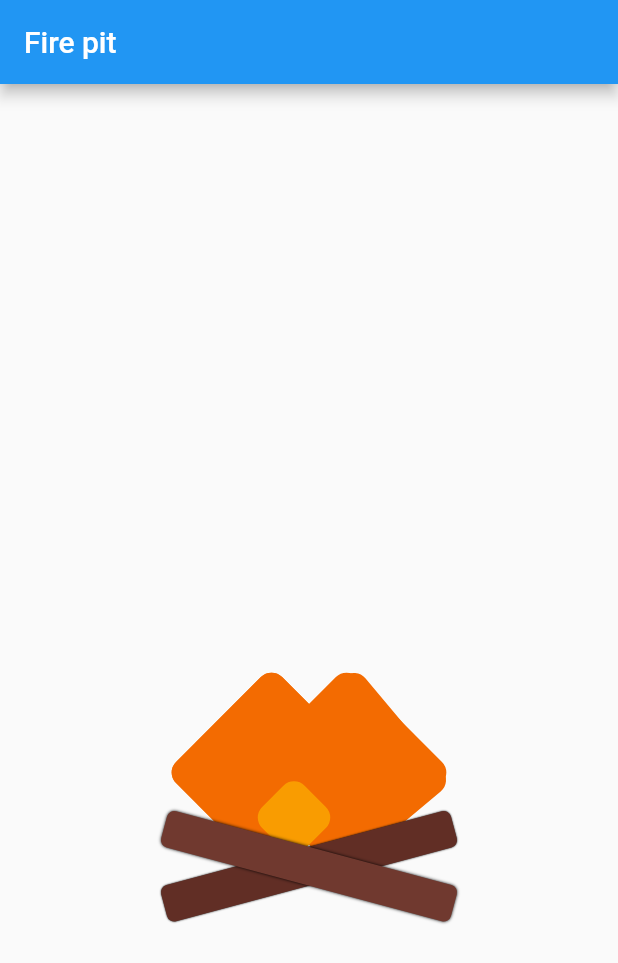
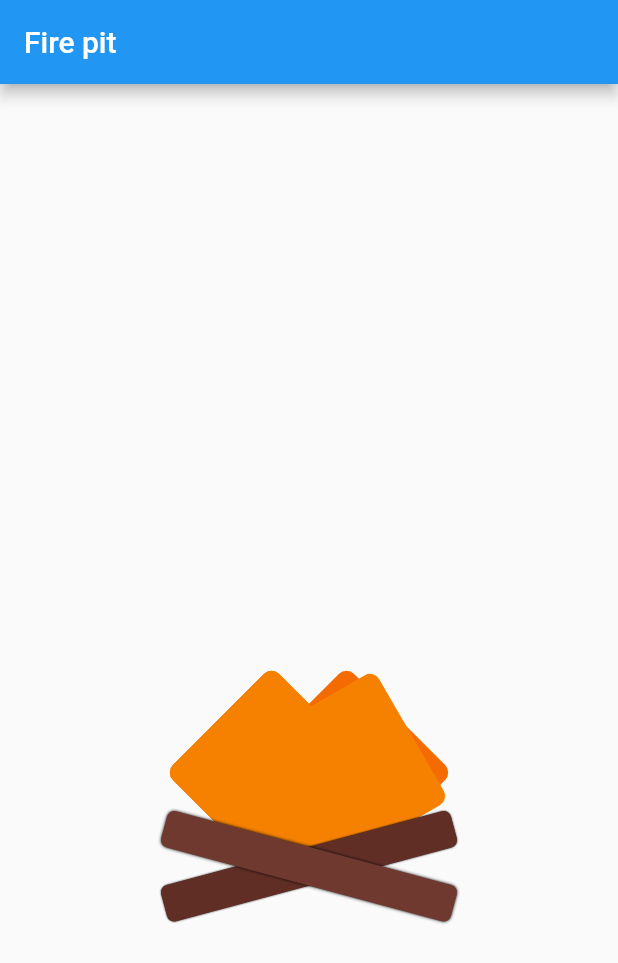
Before and after one commit to programadorthi/flutter_fire_pit, a Flutter app: the first screen one second after launch, on a phone screen of 412 x 824 dp. Shown: the top 963 px of the screen. Run offline on Flutter 3.47's test engine with Material 2 defaults, Android fonts, the phone set to English and light mode, and no system bars.

Commit message:
animations in progress

```diff
--- a/lib/main.dart
+++ b/lib/main.dart
@@ -23,30 +23,33 @@ class MyHomePage extends StatefulWidget {
 }
 
 class _MyHomePageState extends State<MyHomePage> with TickerProviderStateMixin {
+  static const int milliseconds = 300;
+
   AnimationController _growUpFlameController;
   AnimationController _leftDismissFlameController;
   AnimationController _rightDismissFlameController;
   AnimationController _leftBackFlameController;
   AnimationController _rightBackFlameController;
 
-  Animation<Color> _colorTween;
+  Animation<Color> _growUpColorTween;
+  Animation<Color> _backColorTween;
 
   @override
   void initState() {
     super.initState();
 
     _leftDismissFlameController = new AnimationController(
-      duration: new Duration(milliseconds: 500),
+      duration: new Duration(milliseconds: milliseconds),
       vsync: this,
     );
 
     _rightDismissFlameController = new AnimationController(
-      duration: new Duration(milliseconds: 500),
+      duration: new Duration(milliseconds: milliseconds),
       vsync: this,
     );
 
     _leftBackFlameController = new AnimationController(
-      duration: new Duration(milliseconds: 500),
+      duration: new Duration(milliseconds: milliseconds),
       vsync: this,
     )..addStatusListener((status) {
         if (status == AnimationStatus.completed) {
@@ -57,7 +60,7 @@ class _MyHomePageState extends State<MyHomePage> with TickerProviderStateMixin {
       });
 
     _rightBackFlameController = new AnimationController(
-      duration: new Duration(milliseconds: 500),
+      duration: new Duration(milliseconds: milliseconds),
       vsync: this,
     )..addStatusListener((status) {
         if (status == AnimationStatus.completed) {
@@ -68,7 +71,7 @@ class _MyHomePageState extends State<MyHomePage> with TickerProviderStateMixin {
       });
 
     _growUpFlameController = new AnimationController(
-      duration: new Duration(milliseconds: 500),
+      duration: new Duration(milliseconds: milliseconds),
       vsync: this,
     )..addStatusListener((status) {
       if (status == AnimationStatus.completed) {
@@ -80,9 +83,14 @@ class _MyHomePageState extends State<MyHomePage> with TickerProviderStateMixin {
       }
     });
 
-    _colorTween = ColorTween(
+    _growUpColorTween = ColorTween(
       begin: new Color(0xFFFDBB01),
       end: new Color(0xFFF78801),
+    ).animate(_growUpFlameController);
+
+    _backColorTween = ColorTween(
+      begin: new Color(0xFFF68101),
+      end: new Color(0xFFF36B01),
     ).animate(_growUpFlameController);
 
     _growUpFlameController.forward();
@@ -126,20 +134,22 @@ class _MyHomePageState extends State<MyHomePage> with TickerProviderStateMixin {
                   ),
                   new BackFlameWidget(
                     animation: _leftBackFlameController,
+                    colorAnimation: _backColorTween,
                     isLeft: true,
                   ),
                   new BackFlameWidget(
                     animation: _rightBackFlameController,
+                    colorAnimation: _backColorTween,
                     isLeft: false,
                   ),
                   new GrowUpFlameWidget(
                     animation: _growUpFlameController,
-                    colorAnimation: _colorTween,
+                    colorAnimation: _growUpColorTween,
                     isLeft: true,
                   ),
                   new GrowUpFlameWidget(
                     animation: _growUpFlameController,
-                    colorAnimation: _colorTween,
+                    colorAnimation: _growUpColorTween,
                     isLeft: false,
                   ),
                 ],
@@ -198,8 +208,9 @@ class BackFlameWidget extends StatelessWidget {
   final double rotateZ;
   final double translateX;
   final Animation<double> animation;
+  final Animation<Color> colorAnimation;
 
-  BackFlameWidget({bool isLeft = false, this.animation})
+  BackFlameWidget({bool isLeft = false, this.animation, this.colorAnimation})
       : rotateZ = isLeft ? -math.pi : math.pi,
         translateX = isLeft ? -25.0 : 25.0;
 
@@ -209,7 +220,7 @@ class BackFlameWidget extends StatelessWidget {
       animation: animation,
       builder: (BuildContext context, Widget widget) {
         return new FlameWidget(
-          color: new Color(0xFFF36B01),
+          color: this.colorAnimation.value,
           rotateZ: this.rotateZ / (4.0 - animation.value),
           size: 100.0,
           translateX: this.translateX,
@@ -235,12 +246,15 @@ class DismissFlameWidget extends StatelessWidget {
         if (animation.isCompleted) {
           return new Container();
         }
-        return new FlameWidget(
-          color: new Color(0xFFF36B01),
-          rotateZ: math.pi / 4.0,
-          size: 100.0 * (1.0 - animation.value),
-          translateX: this.translateX * (1.0 - animation.value),
-          translateY: -270.0 * animation.value,
+        return new Opacity(
+          opacity: 1.0 - animation.value,
+          child: new FlameWidget(
+            color: new Color(0xFFF36B01),
+            rotateZ: math.pi / 4.0,
+            size: 100.0 - (70.0 * animation.value),
+            translateX: this.translateX * (1.0 - animation.value),
+            translateY: -270.0 * animation.value,
+          ),
         );
       },
     );
@@ -275,7 +289,7 @@ class FlameWidget extends StatelessWidget {
         height: this.size,
         width: this.size,
         decoration: new BoxDecoration(
-          borderRadius: new BorderRadius.circular(10.0),
+          borderRadius: new BorderRadius.circular(7.0),
           color: this.color,
           shape: BoxShape.rectangle,
         ),
```
